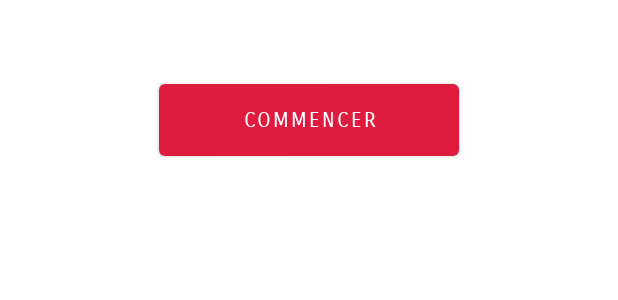
After one commit to Anjara26/hall-in-one, an Android app: the layout activity_on_boarding.xml on its own in the app's theme, with its tools: preview values and no code run, on a phone screen of 412 x 824 dp. The commit adds this screen. Shown: the top 300 px of the screen. Run offline under Robolectric (Android 15) with nearby library versions, the light colour scheme and no system bars.

Commit message:
on boarding

```diff
--- a/app/build.gradle
+++ b/app/build.gradle
@@ -39,6 +39,7 @@ dependencies {
     implementation 'androidx.constraintlayout:constraintlayout:2.1.0'
     implementation 'androidx.legacy:legacy-support-v4:1.0.0'
     implementation 'com.google.android.flexbox:flexbox:3.0.0'
+    implementation 'com.ramotion.paperonboarding:paper-onboarding:1.1.3'
     testImplementation 'junit:junit:4.+'
     androidTestImplementation 'androidx.test.ext:junit:1.1.3'
     androidTestImplementation 'androidx.test.espresso:espresso-core:3.4.0'
--- a/app/src/main/java/com/example/hallinonesport/view/SplashscreenActivity.java
+++ b/app/src/main/java/com/example/hallinonesport/view/SplashscreenActivity.java
@@ -45,7 +45,7 @@ public class SplashscreenActivity extends AppCompatActivity {
         new Handler().postDelayed(new Runnable() {
             @Override
             public void run() {
-                Intent intent = new Intent(SplashscreenActivity.this, MainActivity.class);
+                Intent intent = new Intent(SplashscreenActivity.this, OnBoardingActivity.class);
                 startActivity(intent);
                 finish();
             }
--- /dev/null
+++ b/app/src/main/res/layout/activity_on_boarding.xml
@@ -0,0 +1,19 @@
+<?xml version="1.0" encoding="utf-8"?>
+<androidx.constraintlayout.widget.ConstraintLayout xmlns:android="http://schemas.android.com/apk/res/android"
+    xmlns:app="http://schemas.android.com/apk/res-auto"
+    xmlns:tools="http://schemas.android.com/tools"
+    android:layout_width="match_parent"
+    android:layout_height="match_parent"
+    android:id="@+id/onBoarding"
+    tools:context=".view.OnBoardingActivity">
+
+    <Button
+        android:id="@+id/button_onboarding"
+        android:layout_width="200dp"
+        android:layout_height="60dp"
+        android:layout_marginTop="50dp"
+        android:text="Commencer"
+        app:layout_constraintEnd_toEndOf="parent"
+        app:layout_constraintStart_toStartOf="parent"
+        app:layout_constraintTop_toTopOf="parent" />
+</androidx.constraintlayout.widget.ConstraintLayout>
--- a/app/src/main/res/values/strings.xml
+++ b/app/src/main/res/values/strings.xml
@@ -4,5 +4,6 @@
     <string name="home_title">Choisissez vos équipement</string>
     <string name="training_title">Vos entraînements</string>
     <string name="profil_title">Mon profil</string>
-    <string name="facebook_app_id">738844883739481</string> <string name="fb_login_protocol_scheme">738844883739481</string>
+    <string name="facebook_app_id">738844883739481</string>
+    <string name="fb_login_protocol_scheme">738844883739481</string>
 </resources>
```
Also changed, not shown: app/src/main/AndroidManifest.xml (+5 -3 lines), app/src/main/java/com/example/hallinonesport/view/OnBoardingActivity.java (added, +67 -0 lines), app/src/main/res/drawable/equipment.png (added), app/src/main/res/drawable/setting.png (added).
